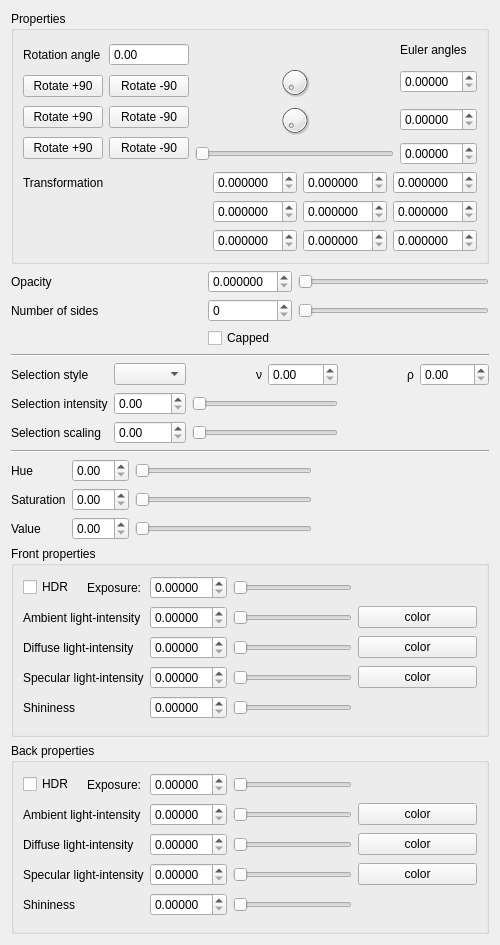
Before: the Qt Designer form iraspa/iraspagui/appearanceprimitiveform.ui in iRASPA/iRASPA-QT, drawn with Qt 5.
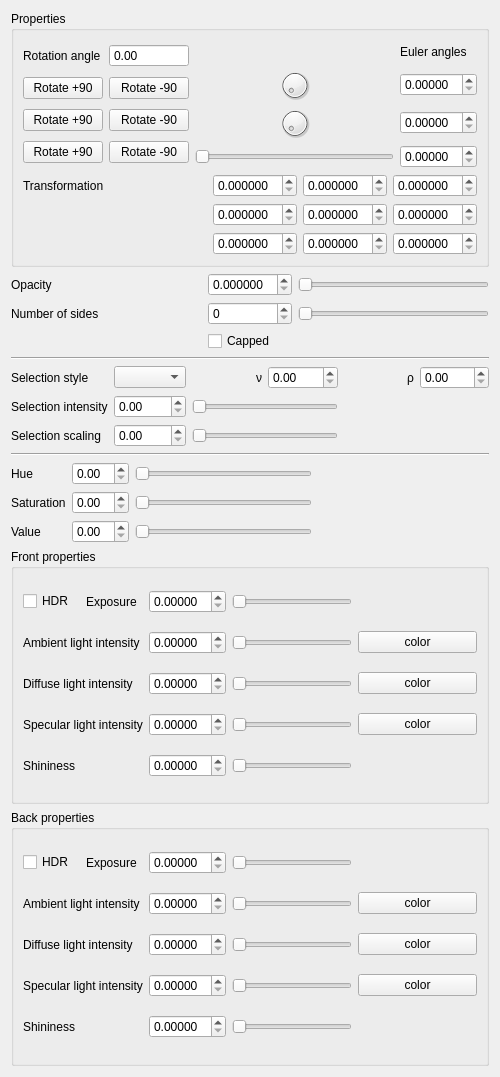
After: the same form once the commit is applied. Custom widgets are drawn as their Qt base class.

Patch:
```diff
--- a/iraspa/iraspagui/appearanceprimitiveform.ui
+++ b/iraspa/iraspagui/appearanceprimitiveform.ui
@@ -7,7 +7,7 @@
     <x>0</x>
     <y>0</y>
     <width>500</width>
-    <height>945</height>
+    <height>1077</height>
    </rect>
   </property>
   <property name="windowTitle">
@@ -644,21 +644,21 @@
       <item row="3" column="0">
        <widget class="QLabel" name="label_7">
         <property name="text">
-         <string>Specular light-intensity</string>
+         <string>Specular light intensity</string>
         </property>
        </widget>
       </item>
       <item row="2" column="0">
        <widget class="QLabel" name="label_8">
         <property name="text">
-         <string>Diffuse light-intensity</string>
+         <string>Diffuse light intensity</string>
         </property>
        </widget>
       </item>
       <item row="1" column="0">
        <widget class="QLabel" name="label_9">
         <property name="text">
-         <string>Ambient light-intensity</string>
+         <string>Ambient light intensity</string>
         </property>
        </widget>
       </item>
@@ -674,7 +674,7 @@
         <item>
          <widget class="QLabel" name="label_10">
           <property name="text">
-           <string>Exposure:</string>
+           <string>Exposure</string>
           </property>
          </widget>
         </item>
@@ -816,21 +816,21 @@
       <item row="3" column="0">
        <widget class="QLabel" name="label_13">
         <property name="text">
-         <string>Specular light-intensity</string>
+         <string>Specular light intensity</string>
         </property>
        </widget>
       </item>
       <item row="2" column="0">
        <widget class="QLabel" name="label_14">
         <property name="text">
-         <string>Diffuse light-intensity</string>
+         <string>Diffuse light intensity</string>
         </property>
        </widget>
       </item>
       <item row="1" column="0">
        <widget class="QLabel" name="label_15">
         <property name="text">
-         <string>Ambient light-intensity</string>
+         <string>Ambient light intensity</string>
         </property>
        </widget>
       </item>
@@ -846,7 +846,7 @@
         <item>
          <widget class="QLabel" name="label_11">
           <property name="text">
-           <string>Exposure:</string>
+           <string>Exposure</string>
           </property>
          </widget>
         </item>
```
